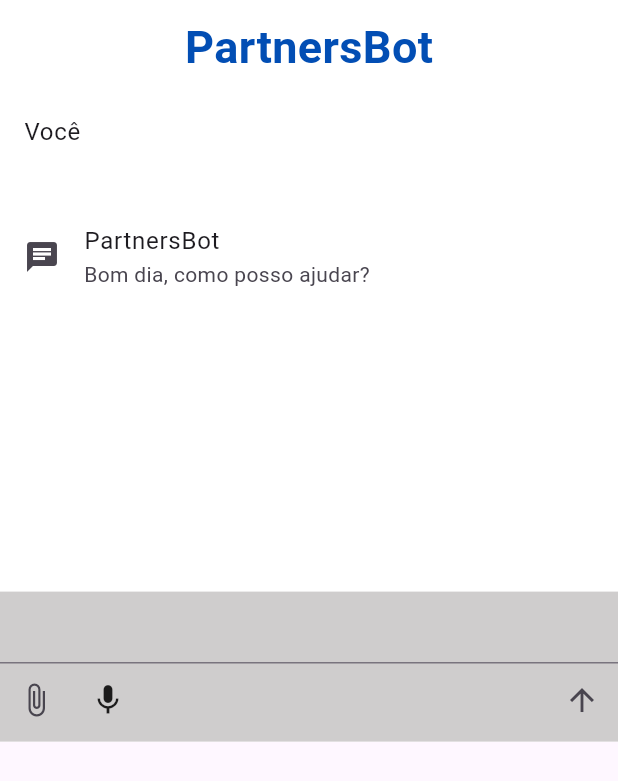
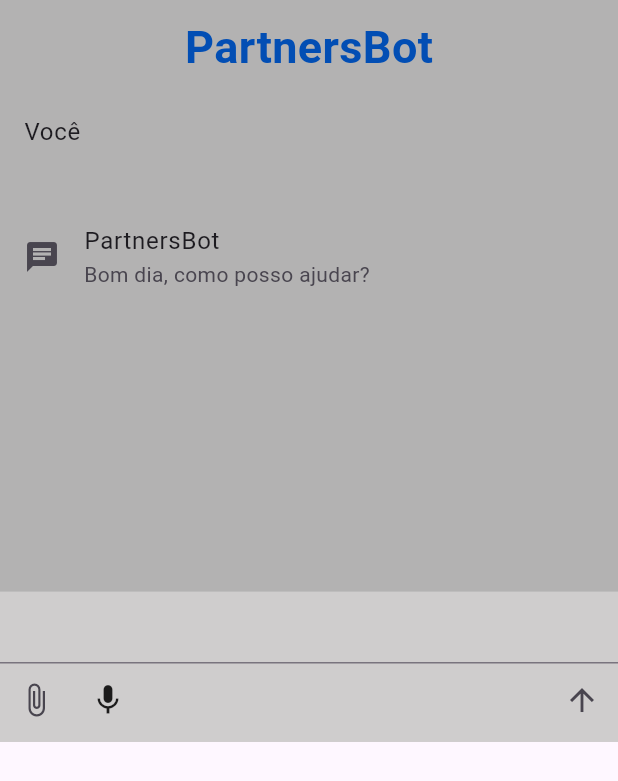
Before and after one commit to FelipeMoreiraVentura/TCC-Partners, a Flutter app: the ChatView widget shown alone on an empty page, opened directly, after a tap on the "arrow upward" icon, on a phone screen of 412 x 824 dp. Shown: the top 781 px of the screen. Run offline on Flutter 3.47's test engine with Material 3 defaults, Android fonts, the phone set to English and light mode, and no system bars; our stand-ins replace carousel_slider, mask_text_input_formatter, speech_to_text; network calls fail.

Commit message:
ajuste na tela configuration

```diff
--- a/lib/screens/home/home.dart
+++ b/lib/screens/home/home.dart
@@ -1,8 +1,8 @@
 import 'package:flutter/material.dart';
 import 'package:market_partners/screens/home/widgets/Carousel.dart';
 import 'package:market_partners/screens/home/widgets/products.dart';
-import 'package:market_partners/utils/isMobile.dart';
-import 'package:market_partners/widgets/navBar.dart';
+import 'package:market_partners/utils/is_mobile.dart';
+import 'package:market_partners/widgets/nav_bar.dart';
 import 'package:market_partners/utils/style.dart';
 
 class Home extends StatefulWidget {
--- a/lib/screens/home/widgets/products.dart
+++ b/lib/screens/home/widgets/products.dart
@@ -1,7 +1,7 @@
 import 'package:carousel_slider/carousel_slider.dart';
 import 'package:flutter/material.dart';
-import 'package:market_partners/mock/productsMock.dart';
-import 'package:market_partners/utils/loading.dart';
+import 'package:market_partners/mock/products_mock.dart';
+import 'package:market_partners/widgets/loading.dart';
 import 'package:market_partners/utils/style.dart';
 
 class Products extends StatefulWidget {
--- a/lib/screens/login/login.dart
+++ b/lib/screens/login/login.dart
@@ -1,6 +1,6 @@
 import 'package:flutter/material.dart';
 import 'package:market_partners/screens/login/widgets/input.dart';
-import 'package:market_partners/utils/isMobile.dart';
+import 'package:market_partners/utils/is_mobile.dart';
 import 'package:market_partners/utils/style.dart';
 
 class Login extends StatefulWidget {
--- a/lib/widgets/navBar.dart
+++ b/lib/widgets/nav_bar.dart
@@ -1,5 +1,5 @@
 import 'package:flutter/material.dart';
-import 'package:market_partners/utils/isMobile.dart';
+import 'package:market_partners/utils/is_mobile.dart';
 import 'package:market_partners/utils/style.dart';
 import 'package:market_partners/widgets/widgetsChat.dart';
 
--- a/lib/widgets/widgetsChat.dart
+++ b/lib/widgets/widgetsChat.dart
@@ -1,5 +1,5 @@
 import 'package:flutter/material.dart';
-import 'package:market_partners/utils/isMobile.dart';
+import 'package:market_partners/utils/is_mobile.dart';
 import 'package:market_partners/utils/style.dart';
 import 'package:speech_to_text/speech_to_text.dart' as stt;
 
@@ -64,7 +64,7 @@ class _ChatViewState extends State<ChatView> {
     double mediaQueryHeight = MediaQuery.of(context).size.height;
 
     return Container(
-      color: AppColors.menu,
+      color: const Color.fromARGB(255, 179, 178, 178),
       width: isMobile ? mediaQueryWidht : mediaQueryWidht * 0.35,
       height: isMobile ? mediaQueryHeight * 0.6 : mediaQueryHeight,
       child: Column(
```
Also changed, not shown: lib/mock/products_mock.dart (renamed from lib/mock/productsMock.dart), lib/utils/is_mobile.dart (renamed from lib/utils/isMobile.dart), lib/widgets/loading.dart (renamed from lib/utils/loading.dart).
